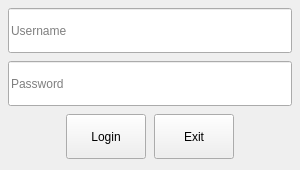
Above: src/ui/login/loginwidget.ui from adanmercado/brookesiapos-client before the change. Below: the same form after it.
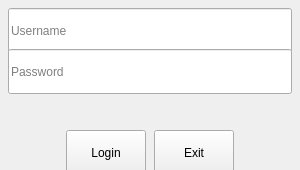
That is the form after the change. Icons and pictures are not drawn.

Patch:
```diff
--- a/src/ui/login/loginwidget.ui
+++ b/src/ui/login/loginwidget.ui
@@ -64,6 +64,19 @@
      </property>
     </widget>
    </item>
+   <item>
+    <widget class="QLabel" name="error_label">
+     <property name="minimumSize">
+      <size>
+       <width>0</width>
+       <height>40</height>
+      </size>
+     </property>
+     <property name="text">
+      <string/>
+     </property>
+    </widget>
+   </item>
    <item>
     <layout class="QHBoxLayout" name="horizontalLayout">
      <property name="spacing">
```
